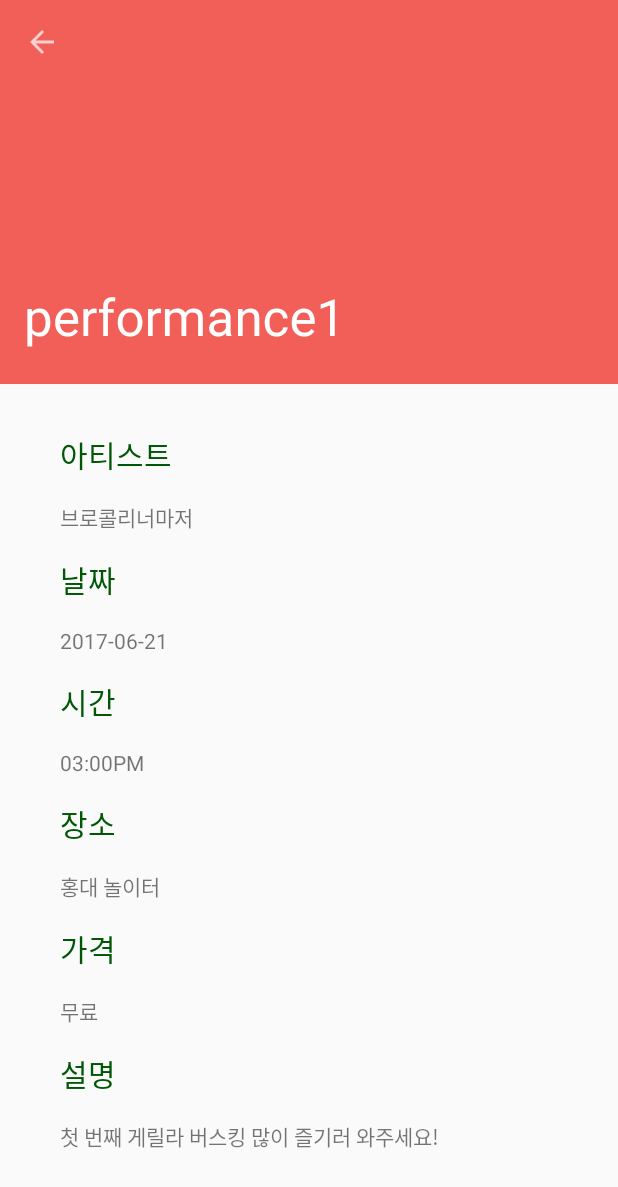
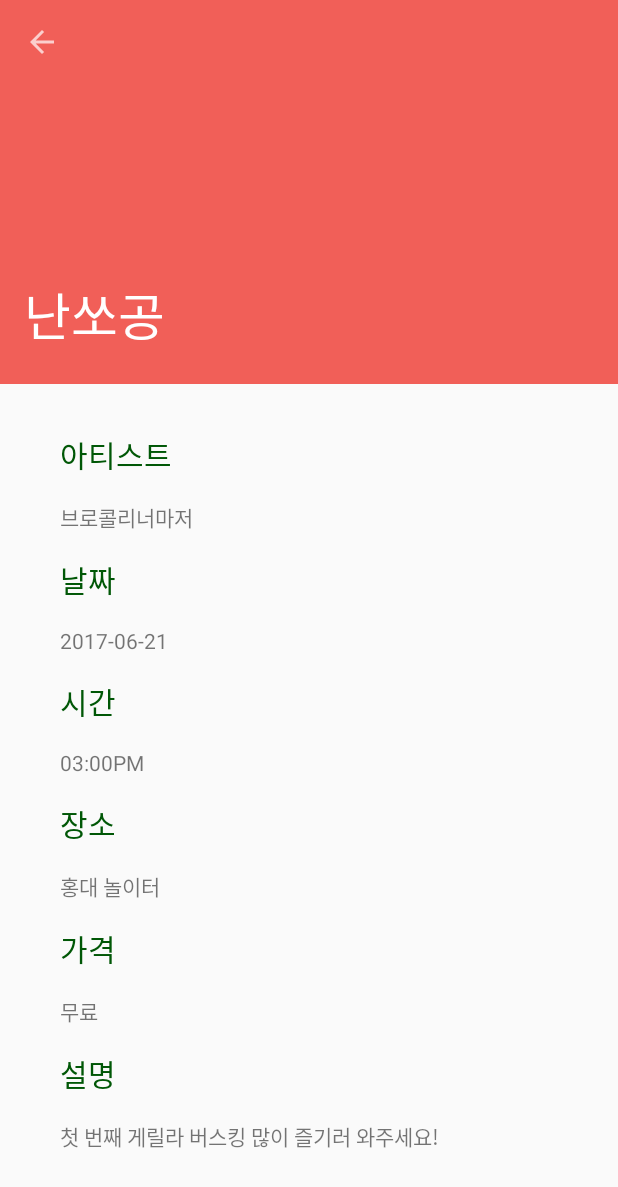
Before and after one commit to inhwaa/nssg, an Android app: the PerformanceDetailActivity screen opened directly, with no data from a screen before it, on a phone screen of 412 x 824 dp. Shown: the top 1187 px of the screen. Run offline under Robolectric (Android 15) with nearby library versions, the phone set to English and light mode, and no system bars; network calls fail; 5 statements that could not run were skipped.

Commit message:
공연정보 불러오기

```diff
--- a/app/src/main/java/com/inhwa/nan/activity/PerformanceDetailActivity.java
+++ b/app/src/main/java/com/inhwa/nan/activity/PerformanceDetailActivity.java
@@ -10,15 +10,19 @@ import android.support.design.widget.CollapsingToolbarLayout;
 import android.support.v7.app.AppCompatActivity;
 import android.support.v7.widget.Toolbar;
 import android.view.MenuItem;
+import android.widget.TextView;
 
 import com.inhwa.nan.R;
 
-/**
- * Provides UI for the Detail page with Collapsing Toolbar.
- */
 public class PerformanceDetailActivity extends AppCompatActivity {
 
-    public static final String EXTRA_POSITION = "position";
+    public static final String PERFORMANCE = "performance";
+    public TextView artist;
+    public TextView region;
+    public TextView genre;
+    public TextView pdate;
+    public TextView ptime;
+    public TextView detail;
 
     @Override
     public void onCreate(Bundle savedInstanceState) {
@@ -28,24 +32,26 @@ public class PerformanceDetailActivity extends AppCompatActivity {
         getSupportActionBar().setDisplayHomeAsUpEnabled(true);
 
         // Set Collapsing Toolbar layout to the screen
-        CollapsingToolbarLayout collapsingToolbar = (CollapsingToolbarLayout) findViewById(R.id.collapsing_toolbar);
+        CollapsingToolbarLayout collapsingToolbar =
+                (CollapsingToolbarLayout) findViewById(R.id.collapsing_toolbar);
         // Set title of Detail page
         // collapsingToolbar.setTitle(getString(R.string.item_title));
 
-        int postion = getIntent().getIntExtra(EXTRA_POSITION, 0);
-        Resources resources = getResources();
+        Performance p = (Performance) getIntent().getSerializableExtra(PERFORMANCE);
 
-        String[] performance_title = resources.getStringArray(R.array.performance);
-        collapsingToolbar.setTitle(performance_title[postion % performance_title.length]);
+        collapsingToolbar.setTitle(p.getTitle());
 
-//        String[] placeDetails = resources.getStringArray(R.array.place_details);
-//        TextView placeDetail = (TextView) findViewById(R.id.place_detail);
-//        placeDetail.setText(placeDetails[postion % placeDetails.length]);
-//
-//        String[] placeLocations = resources.getStringArray(R.array.place_locations);
-//        TextView placeLocation =  (TextView) findViewById(R.id.place_location);
-//        placeLocation.setText(placeLocations[postion % placeLocations.length]);
-//
+//        artist = (TextView)findViewById(R.id.performance_artist);
+        pdate = (TextView)findViewById(R.id.performance_date);
+        ptime = (TextView)findViewById(R.id.performance_time);
+        region = (TextView)findViewById(R.id.performance_location);
+        detail = (TextView)findViewById(R.id.performance_detail);
+
+        pdate.setText(p.getPdate());
+        ptime.setText(p.getPtime());
+        region.setText(p.getRegion());
+        detail.setText(p.getContent());
+
 //        TypedArray placePictures = resources.obtainTypedArray(R.array.places_picture);
 //        ImageView placePicutre = (ImageView) findViewById(R.id.image);
 //        placePicutre.setImageDrawable(placePictures.getDrawable(postion % placePictures.length()));
@@ -63,4 +69,6 @@ public class PerformanceDetailActivity extends AppCompatActivity {
         }
         return super.onOptionsItemSelected(item);
     }
+
+
 }
```
Also changed, not shown: app/src/main/java/com/inhwa/nan/activity/ListOfPerformanceActivity.java (+6 -2 lines), app/src/main/java/com/inhwa/nan/activity/Performance.java (+16 -3 lines), app/src/main/java/com/inhwa/nan/activity/PerformanceAdapter.java (+6 -11 lines).
